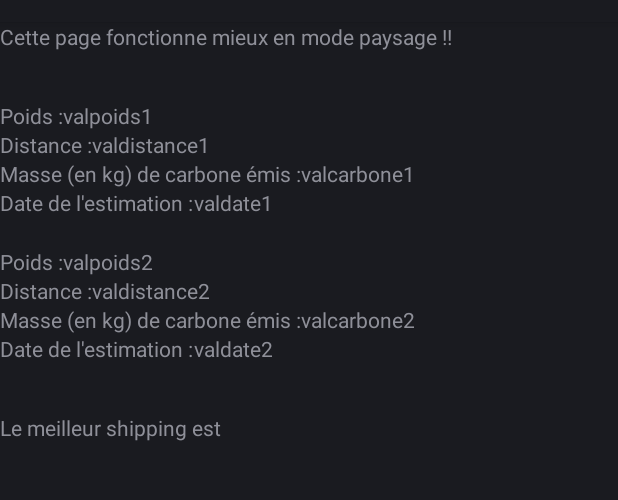
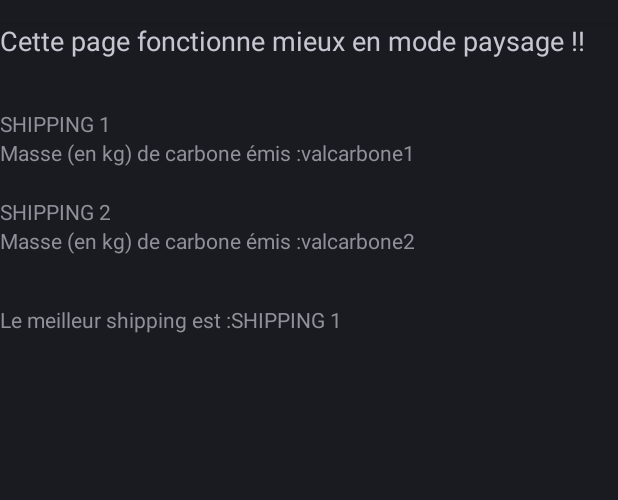
Before and after one commit to shiroling/ShouldIShipBis, an Android app: the layout activity_compare.xml on its own in the app's theme, with its tools: preview values and no code run, on a phone screen of 412 x 824 dp, the part 62-562 px from its top. Run offline under Robolectric (Android 15) with nearby library versions, the phone set to English and light mode, and no system bars.

Commit message:
more activity compare

```diff
--- a/app/src/main/res/layout-land/activity_compare.xml
+++ b/app/src/main/res/layout-land/activity_compare.xml
@@ -7,8 +7,22 @@
     tools:context=".CompareActivity">
 
     <androidx.constraintlayout.widget.ConstraintLayout
+        android:id="@+id/constraintLayout"
         android:layout_width="match_parent"
         android:layout_height="match_parent">
+
+        <androidx.constraintlayout.widget.ConstraintLayout
+            android:id="@+id/constraint_compare"
+            android:layout_width="match_parent"
+            android:layout_height="wrap_content"
+            android:layout_marginTop="50px"
+            android:orientation="horizontal"
+            app:layout_constraintBottom_toTopOf="@+id/constraintLayout2"
+            app:layout_constraintEnd_toEndOf="parent"
+            app:layout_constraintHorizontal_bias="0.5"
+            app:layout_constraintStart_toStartOf="parent"
+            app:layout_constraintTop_toTopOf="parent"
+            app:layout_constraintVertical_bias="0.5">
 
             <LinearLayout
                 android:id="@+id/linearLayout2"
@@ -18,6 +32,12 @@
                 app:layout_constraintEnd_toStartOf="@+id/linearLayout"
                 app:layout_constraintHorizontal_bias="0.5"
                 app:layout_constraintStart_toStartOf="parent">
+
+                <TextView
+                    android:id="@+id/nom_compare1"
+                    android:layout_width="match_parent"
+                    android:layout_height="match_parent"
+                    android:text="SHIPPING 1" />
 
                 <LinearLayout
                     android:layout_width="match_parent"
@@ -106,6 +126,12 @@
                 app:layout_constraintHorizontal_bias="0.5"
                 app:layout_constraintStart_toEndOf="@+id/linearLayout2">
 
+                <TextView
+                    android:id="@+id/nom_compare2"
+                    android:layout_width="match_parent"
+                    android:layout_height="match_parent"
+                    android:text="SHIPPING 2" />
+
                 <LinearLayout
                     android:layout_width="match_parent"
                     android:layout_height="wrap_content"
@@ -186,4 +212,54 @@
 
         </androidx.constraintlayout.widget.ConstraintLayout>
 
+        <androidx.constraintlayout.widget.ConstraintLayout
+            android:id="@+id/constraintLayout2"
+            android:layout_width="match_parent"
+            android:layout_height="wrap_content"
+            app:layout_constraintTop_toBottomOf="@id/constraint_compare">
+
+            <LinearLayout
+                android:layout_width="wrap_content"
+                android:layout_height="wrap_content"
+                android:layout_marginTop="32dp"
+                android:orientation="vertical"
+                app:layout_constraintEnd_toEndOf="parent"
+                app:layout_constraintHorizontal_bias="0.5"
+                app:layout_constraintStart_toStartOf="parent"
+                app:layout_constraintTop_toTopOf="parent">
+
+                <TextView
+                    android:id="@+id/meilleur_compare"
+                    android:layout_width="wrap_content"
+                    android:layout_height="wrap_content"
+                    android:text="@string/meilleur_compare"
+                    app:layout_constraintEnd_toEndOf="parent"
+                    app:layout_constraintHorizontal_bias="0.5"
+                    app:layout_constraintStart_toStartOf="parent" />
+
+                <androidx.constraintlayout.widget.ConstraintLayout
+                    android:layout_width="match_parent"
+                    android:layout_height="wrap_content">
+
+                    <TextView
+                        android:id="@+id/nom_meilleur_compare"
+                        android:layout_width="wrap_content"
+                        android:layout_height="wrap_content"
+                        android:text="SHIPPING 1"
+                        android:textSize="24sp"
+                        app:layout_constraintBottom_toBottomOf="parent"
+                        app:layout_constraintEnd_toEndOf="parent"
+                        app:layout_constraintHorizontal_bias="0.5"
+                        app:layout_constraintStart_toStartOf="parent" />
+
+                </androidx.constraintlayout.widget.ConstraintLayout>
+
+            </LinearLayout>
+
+        </androidx.constraintlayout.widget.ConstraintLayout>
+
+    </androidx.constraintlayout.widget.ConstraintLayout>
+
+
+
 </androidx.coordinatorlayout.widget.CoordinatorLayout>
--- a/app/src/main/res/layout/activity_compare.xml
+++ b/app/src/main/res/layout/activity_compare.xml
@@ -14,7 +14,8 @@
         <TextView
             android:layout_width="match_parent"
             android:layout_height="wrap_content"
-            android:text="@string/landscape_mode_off"/>
+            android:text="@string/landscape_mode_off"
+            android:textAppearance="@style/TextAppearance.AppCompat.Medium" />
 
         <LinearLayout
             android:id="@+id/linearLayout2"
@@ -24,43 +25,12 @@
             android:paddingTop="50px"
             android:paddingBottom="30px">
 
-            <LinearLayout
-                android:layout_width="match_parent"
-                android:layout_height="wrap_content"
-                android:orientation="horizontal">
-
             <TextView
-                    android:id="@+id/compare_label_poids1"
+                android:id="@+id/nom_compare1"
                 android:layout_width="wrap_content"
                 android:layout_height="match_parent"
-                    android:text="@string/label_poids" />
+                android:text="SHIPPING 1"/>
 
-                <TextView
-                    android:id="@+id/compare_poids1"
-                    android:layout_width="wrap_content"
-                    android:layout_height="match_parent"
-                    android:text="valpoids1" />
-
-            </LinearLayout>
-
-            <LinearLayout
-                android:layout_width="match_parent"
-                android:layout_height="wrap_content"
-                android:orientation="horizontal">
-
-                <TextView
-                    android:id="@+id/compare_label_distance1"
-                    android:layout_width="wrap_content"
-                    android:layout_height="match_parent"
-                    android:text="@string/label_distance" />
-
-                <TextView
-                    android:id="@+id/compare_distance1"
-                    android:layout_width="wrap_content"
-                    android:layout_height="match_parent"
-                    android:text="valdistance1" />
-
-            </LinearLayout>
 
             <LinearLayout
                 android:layout_width="match_parent"
@@ -81,25 +51,6 @@
 
             </LinearLayout>
 
-            <LinearLayout
-                android:layout_width="match_parent"
-                android:layout_height="wrap_content"
-                android:orientation="horizontal">
-
-                <TextView
-                    android:id="@+id/compare_label_date1"
-                    android:layout_width="wrap_content"
-                    android:layout_height="match_parent"
-                    android:text="@string/label_date" />
-
-                <TextView
-                    android:id="@+id/compare_date1"
-                    android:layout_width="wrap_content"
-                    android:layout_height="match_parent"
-                    android:text="valdate1" />
-
-            </LinearLayout>
-
         </LinearLayout>
 
         <LinearLayout
@@ -109,43 +60,12 @@
             android:orientation="vertical"
             android:paddingBottom="50px">
 
-            <LinearLayout
-                android:layout_width="match_parent"
-                android:layout_height="wrap_content"
-                android:orientation="horizontal">
-
             <TextView
-                    android:id="@+id/compare_label_poids2"
+                android:id="@+id/nom_compare2"
                 android:layout_width="wrap_content"
                 android:layout_height="match_parent"
-                    android:text="@string/label_poids" />
+                android:text="SHIPPING 2"/>
 
-                <TextView
-                    android:id="@+id/compare_poids2"
-                    android:layout_width="wrap_content"
-                    android:layout_height="match_parent"
-                    android:text="valpoids2" />
-
-            </LinearLayout>
-
-            <LinearLayout
-                android:layout_width="match_parent"
-                android:layout_height="wrap_content"
-                android:orientation="horizontal">
-
-                <TextView
-                    android:id="@+id/compare_label_distance2"
-                    android:layout_width="wrap_content"
-                    android:layout_height="match_parent"
-                    android:text="@string/label_distance" />
-
-                <TextView
-                    android:id="@+id/compare_distance2"
-                    android:layout_width="wrap_content"
-                    android:layout_height="match_parent"
-                    android:text="valdistance2" />
-
-            </LinearLayout>
 
             <LinearLayout
                 android:layout_width="match_parent"
@@ -166,32 +86,27 @@
 
             </LinearLayout>
 
-            <LinearLayout
-                android:layout_width="match_parent"
-                android:layout_height="wrap_content"
-                android:orientation="horizontal">
-
-                <TextView
-                    android:id="@+id/compare_label_date2"
-                    android:layout_width="wrap_content"
-                    android:layout_height="match_parent"
-                    android:text="@string/label_date" />
-
-                <TextView
-                    android:id="@+id/compare_date2"
-                    android:layout_width="wrap_content"
-                    android:layout_height="match_parent"
-                    android:text="valdate2" />
 
         </LinearLayout>
 
-        </LinearLayout>
+        <LinearLayout
+            android:layout_width="wrap_content"
+            android:layout_height="wrap_content"
+            android:orientation="horizontal">
 
             <TextView
                 android:layout_width="match_parent"
                 android:layout_height="wrap_content"
                 android:text="@string/meilleur_compare"/>
 
+            <TextView
+                android:id="@+id/nom_meilleur_compare"
+                android:layout_width="wrap_content"
+                android:layout_height="match_parent"
+                android:text="SHIPPING 1"/>
+
+        </LinearLayout>
+
     </LinearLayout>
 
 </androidx.coordinatorlayout.widget.CoordinatorLayout>
--- a/app/src/main/res/values/strings.xml
+++ b/app/src/main/res/values/strings.xml
@@ -45,5 +45,5 @@
     <!-- Strings à l'affichage -->
     <string name="landscape_mode_off">Cette page fonctionne mieux en mode paysage !!</string>
     <string name="landscape_mode_on">Bravoo !!</string>
-    <string name="meilleur_compare">Le meilleur shipping est</string>
+    <string name="meilleur_compare">Le meilleur shipping est : </string>
 </resources>
```
Also changed, not shown: 1 other file. Lines whose indentation alone changed are shown as unchanged.
